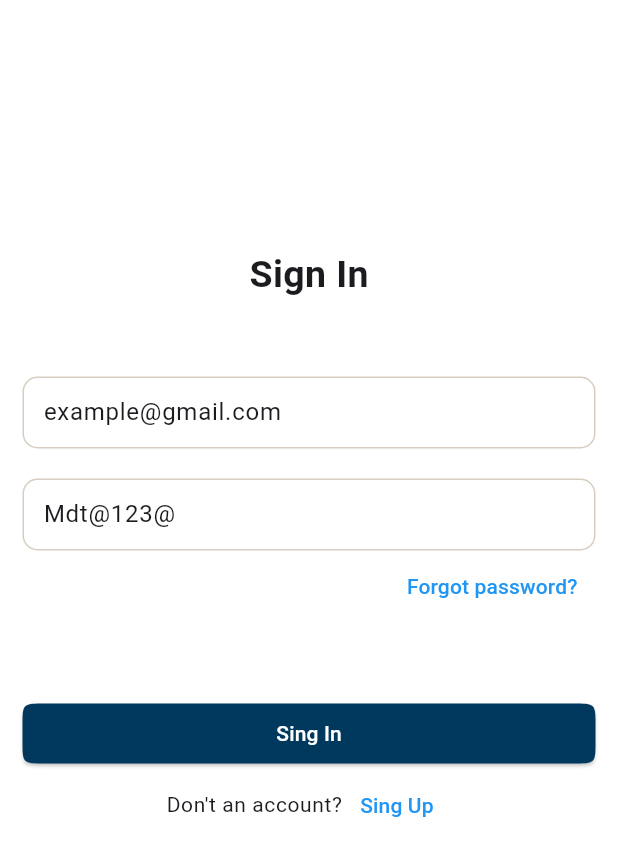
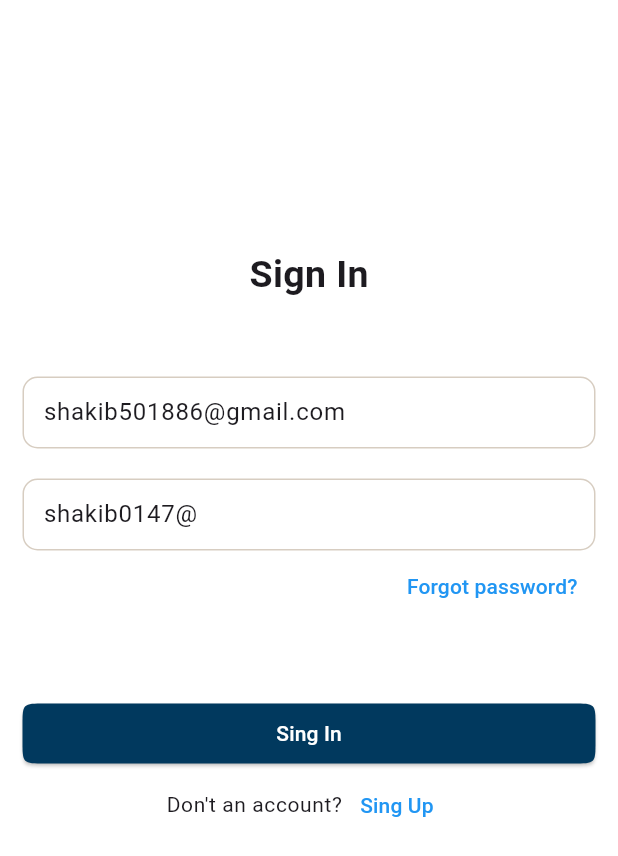
Before and after one commit to MTS-Services/Ayuuto-Savings-App, a Flutter app: the screen it shows after launch, after a tap on "Sign In", on a phone screen of 412 x 824 dp. Shown: the top 856 px of the screen. Run offline on Flutter 3.47's test engine with Material 3 defaults, Android fonts, the phone set to English and light mode, and no system bars; our stand-ins replace firebase_auth, firebase_core, get; accounts and stored records are empty; network calls fail.

Commit message:
change all

```diff
--- a/lib/src/view/screen/auth/sign_in_screen.dart
+++ b/lib/src/view/screen/auth/sign_in_screen.dart
@@ -15,14 +15,15 @@ class SignInScreen extends StatefulWidget {
 
 class _SignInScreenState extends State<SignInScreen> {
   final FirebaseService _firebaseService = FirebaseService();
+
   late TextEditingController _emailETController = TextEditingController();
   late TextEditingController _passwordETController = TextEditingController();
   final GlobalKey<FormState> _globalKey = GlobalKey<FormState>();
 
   @override
   void initState() {
-    _emailETController.text = "example@gmail.com";
-    _passwordETController.text = "Mdt@123@";
+    _emailETController.text = "shakib501886@gmail.com";
+    _passwordETController.text = "shakib0147@";
     super.initState();
   }
 
```
